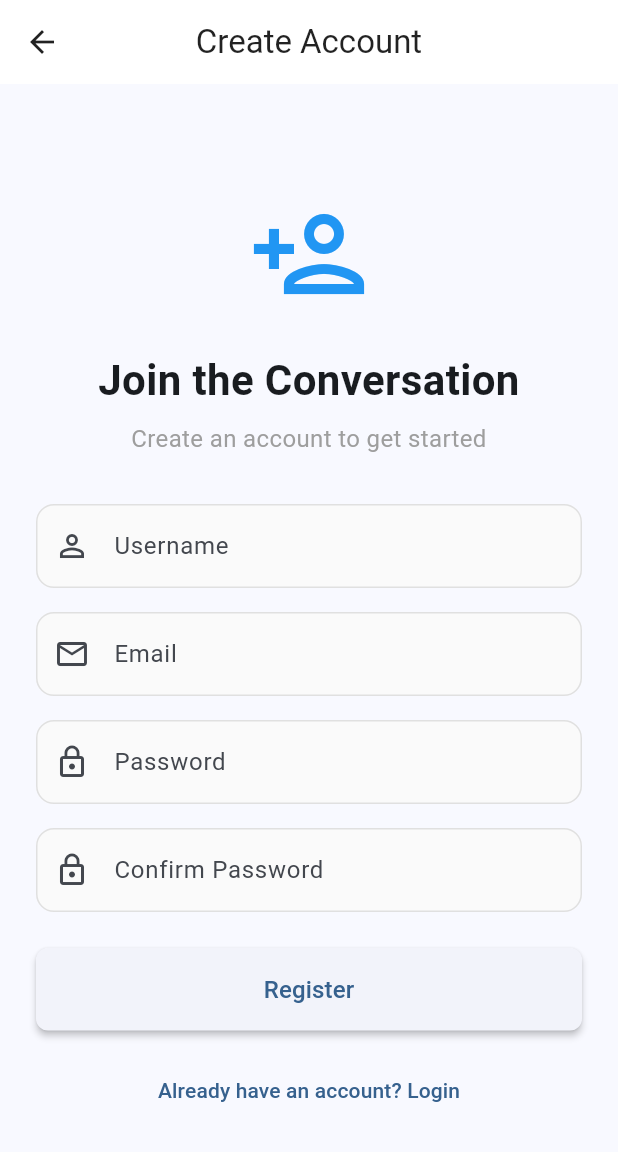
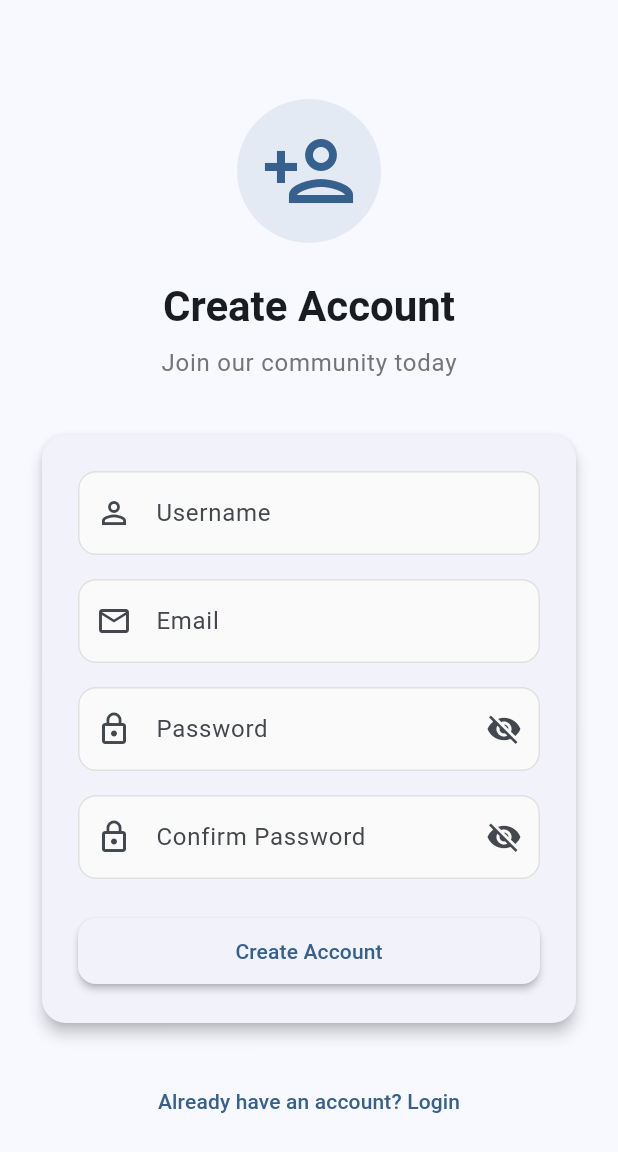
Before and after one commit to tosifAN/chatapplication, a Flutter app: the RegisterScreen screen opened directly, on a phone screen of 412 x 824 dp. Shown: the top 1152 px of the screen. Run offline on Flutter 3.47's test engine with Material 3 defaults, Android fonts, the phone set to English and light mode, and no system bars; our stand-ins replace chewie, file_picker, flutter_dotenv, permission_handler, share_plus, shared_preferences and 1 more; missing offline and left inert: cloudflare_r2, mqtt_client; accounts and stored records are empty.

Commit message:
Enhance Registration Screen UI

```diff
--- a/lib/screens/auth/register_screen.dart
+++ b/lib/screens/auth/register_screen.dart
@@ -17,6 +17,8 @@ class _RegisterScreenState extends State<RegisterScreen> {
   final _passwordController = TextEditingController();
   final _confirmPasswordController = TextEditingController();
   bool _isLoading = false;
+  bool _obscurePassword = true;
+  bool _obscureConfirmPassword = true;
   String? _errorMessage;
 
   @override
@@ -46,7 +48,6 @@ class _RegisterScreenState extends State<RegisterScreen> {
 
       if (!mounted) return;
 
-      // Navigate to home screen on successful registration
       Navigator.of(context).pushReplacement(
         MaterialPageRoute(builder: (_) => const HomeScreen()),
       );
@@ -66,57 +67,83 @@ class _RegisterScreenState extends State<RegisterScreen> {
   @override
   Widget build(BuildContext context) {
     return Scaffold(
-      appBar: AppBar(
-        title: const Text('Create Account'),
-        elevation: 0,
+      body: SafeArea(
+        child: LayoutBuilder(
+          builder: (context, constraints) {
+            return SingleChildScrollView(
+              child: ConstrainedBox(
+                constraints: BoxConstraints(
+                  minHeight: constraints.maxHeight,
                 ),
-      body: SafeArea(
-        child: Center(
-          child: SingleChildScrollView(
+                child: Padding(
+                  padding: const EdgeInsets.all(24.0),
+                  child: Column(
+                    mainAxisAlignment: MainAxisAlignment.center,
+                    children: [
+                      const SizedBox(height: 24),
+                      Container(
+                        padding: const EdgeInsets.all(16),
+                        decoration: BoxDecoration(
+                          color: Theme.of(context).colorScheme.primary.withOpacity(0.1),
+                          shape: BoxShape.circle,
+                        ),
+                        child: Icon(
+                          Icons.person_add_outlined,
+                          size: 64,
+                          color: Theme.of(context).colorScheme.primary,
+                        ),
+                      ),
+                      const SizedBox(height: 24),
+                      Text(
+                        'Create Account',
+                        style: Theme.of(context).textTheme.headlineMedium?.copyWith(
+                          fontWeight: FontWeight.bold,
+                        ),
+                      ),
+                      const SizedBox(height: 8),
+                      Text(
+                        'Join our community today',
+                        style: Theme.of(context).textTheme.bodyLarge?.copyWith(
+                          color: Colors.grey[600],
+                        ),
+                      ),
+                      const SizedBox(height: 32),
+                      Card(
+                        elevation: 4,
+                        child: Padding(
                           padding: const EdgeInsets.all(24.0),
                           child: Form(
                             key: _formKey,
                             child: Column(
-                mainAxisAlignment: MainAxisAlignment.center,
                               crossAxisAlignment: CrossAxisAlignment.stretch,
                               children: [
-                  const Icon(
-                    Icons.person_add_outlined,
-                    size: 80,
-                    color: Colors.blue,
-                  ),
-                  const SizedBox(height: 24),
-                  const Text(
-                    'Join the Conversation',
-                    style: TextStyle(fontSize: 28, fontWeight: FontWeight.bold),
-                    textAlign: TextAlign.center,
-                  ),
-                  const SizedBox(height: 8),
-                  const Text(
-                    'Create an account to get started',
-                    style: TextStyle(fontSize: 16, color: Colors.grey),
-                    textAlign: TextAlign.center,
-                  ),
-                  const SizedBox(height: 32),
                                 if (_errorMessage != null)
                                   Container(
                                     padding: const EdgeInsets.all(12),
+                                    margin: const EdgeInsets.only(bottom: 16),
                                     decoration: BoxDecoration(
-                        color: Colors.red.shade100,
+                                      color: Colors.red.shade50,
                                       borderRadius: BorderRadius.circular(8),
+                                      border: Border.all(color: Colors.red.shade200),
                                     ),
+                                    child: Row(
+                                      children: [
+                                        Icon(Icons.error_outline, color: Colors.red.shade700),
+                                        const SizedBox(width: 12),
+                                        Expanded(
                                           child: Text(
                                             _errorMessage!,
-                        style: TextStyle(color: Colors.red.shade800),
+                                            style: TextStyle(color: Colors.red.shade700),
                                           ),
                                         ),
-                  if (_errorMessage != null) const SizedBox(height: 16),
+                                      ],
+                                    ),
+                                  ),
                                 TextFormField(
                                   controller: _usernameController,
                                   decoration: const InputDecoration(
                                     labelText: 'Username',
                                     prefixIcon: Icon(Icons.person_outline),
-                      border: OutlineInputBorder(),
                                   ),
                                   validator: (value) {
                                     if (value == null || value.isEmpty) {
@@ -135,7 +162,6 @@ class _RegisterScreenState extends State<RegisterScreen> {
                                   decoration: const InputDecoration(
                                     labelText: 'Email',
                                     prefixIcon: Icon(Icons.email_outlined),
-                      border: OutlineInputBorder(),
                                   ),
                                   validator: (value) {
                                     if (value == null || value.isEmpty) {
@@ -150,11 +176,20 @@ class _RegisterScreenState extends State<RegisterScreen> {
                                 const SizedBox(height: 16),
                                 TextFormField(
                                   controller: _passwordController,
-                    obscureText: true,
-                    decoration: const InputDecoration(
+                                  obscureText: _obscurePassword,
+                                  decoration: InputDecoration(
                                     labelText: 'Password',
-                      prefixIcon: Icon(Icons.lock_outline),
-                      border: OutlineInputBorder(),
+                                    prefixIcon: const Icon(Icons.lock_outline),
+                                    suffixIcon: IconButton(
+                                      icon: Icon(
+                                        _obscurePassword ? Icons.visibility_off : Icons.visibility,
+                                      ),
+                                      onPressed: () {
+                                        setState(() {
+                                          _obscurePassword = !_obscurePassword;
+                                        });
+                                      },
+                                    ),
                                   ),
                                   validator: (value) {
                                     if (value == null || value.isEmpty) {
@@ -169,11 +204,20 @@ class _RegisterScreenState extends State<RegisterScreen> {
                                 const SizedBox(height: 16),
                                 TextFormField(
                                   controller: _confirmPasswordController,
-                    obscureText: true,
-                    decoration: const InputDecoration(
+                                  obscureText: _obscureConfirmPassword,
+                                  decoration: InputDecoration(
                                     labelText: 'Confirm Password',
-                      prefixIcon: Icon(Icons.lock_outline),
-                      border: OutlineInputBorder(),
+                                    prefixIcon: const Icon(Icons.lock_outline),
+                                    suffixIcon: IconButton(
+                                      icon: Icon(
+                                        _obscureConfirmPassword ? Icons.visibility_off : Icons.visibility,
+                                      ),
+                                      onPressed: () {
+                                        setState(() {
+                                          _obscureConfirmPassword = !_obscureConfirmPassword;
+                                        });
+                                      },
+                                    ),
                                   ),
                                   validator: (value) {
                                     if (value == null || value.isEmpty) {
@@ -188,28 +232,32 @@ class _RegisterScreenState extends State<RegisterScreen> {
                                 const SizedBox(height: 24),
                                 ElevatedButton(
                                   onPressed: _isLoading ? null : _register,
-                    style: ElevatedButton.styleFrom(
-                      padding: const EdgeInsets.symmetric(vertical: 16),
-                      shape: RoundedRectangleBorder(
-                        borderRadius: BorderRadius.circular(8),
-                      ),
-                    ),
                                   child: _isLoading
-                        ? const CircularProgressIndicator()
-                        : const Text('Register', style: TextStyle(fontSize: 16)),
-                  ),
-                  const SizedBox(height: 16),
-                  TextButton(
-                    onPressed: () {
-                      Navigator.of(context).pop();
-                    },
-                    child: const Text('Already have an account? Login'),
+                                      ? const SizedBox(
+                                          height: 20,
+                                          width: 20,
+                                          child: CircularProgressIndicator(strokeWidth: 2),
+                                        )
+                                      : const Text('Create Account'),
                                 ),
                               ],
                             ),
                           ),
                         ),
                       ),
+                      const SizedBox(height: 24),
+                      TextButton(
+                        onPressed: () => Navigator.pop(context),
+                        child: const Text('Already have an account? Login'),
+                      ),
+                      const SizedBox(height: 24),
+                    ],
+                  ),
+                ),
+              ),
+            );
+          },
+        ),
       ),
     );
   }
```
Lines whose indentation alone changed are shown as unchanged.
